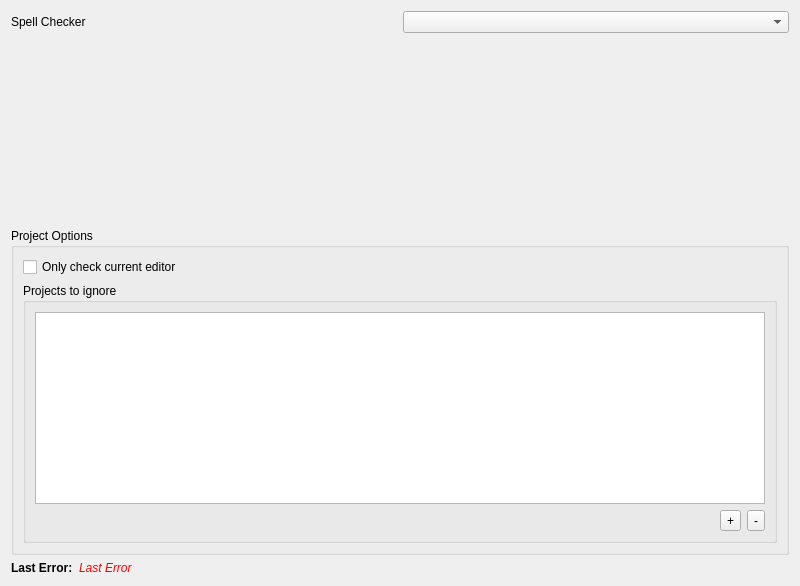
Old version of the form spellcheckercoreoptionswidget.ui in the repository CJCombrink/SpellChecker-Plugin.
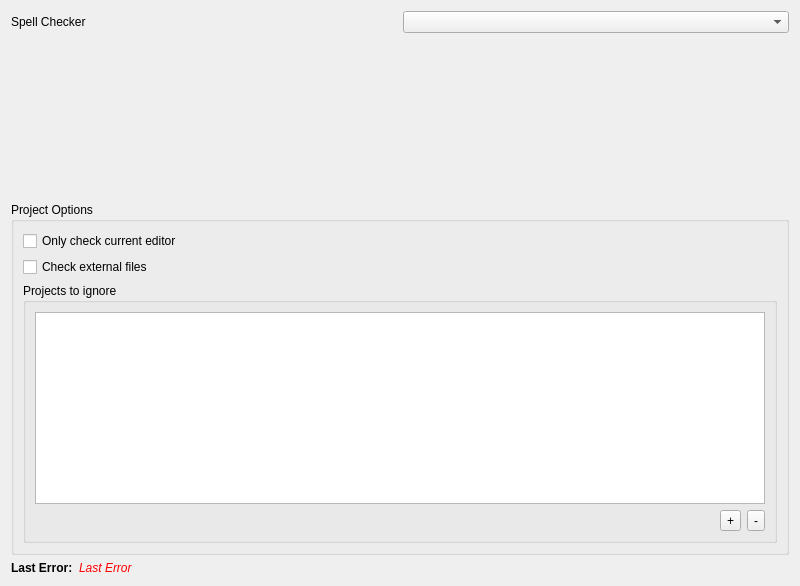
New version of the form.

Commit message: Added option to ignore external files.

```diff
--- a/spellcheckercoreoptionswidget.ui
+++ b/spellcheckercoreoptionswidget.ui
@@ -30,7 +30,7 @@
       <string>Project Options</string>
      </property>
      <layout class="QGridLayout" name="gridLayout_2">
-      <item row="1" column="0">
+      <item row="2" column="0">
        <widget class="QGroupBox" name="groupBox_2">
         <property name="title">
          <string>Projects to ignore</string>
@@ -97,6 +97,16 @@
         </property>
        </widget>
       </item>
+      <item row="1" column="0">
+       <widget class="QCheckBox" name="checkBoxCheckExternal">
+        <property name="toolTip">
+         <string>Enable or disable if the SpellChecker should attempt to parse files external to the current active project as they are opened/edited.</string>
+        </property>
+        <property name="text">
+         <string>Check external files</string>
+        </property>
+       </widget>
+      </item>
      </layout>
     </widget>
    </item>
```
The commit also changes 7 other files.
